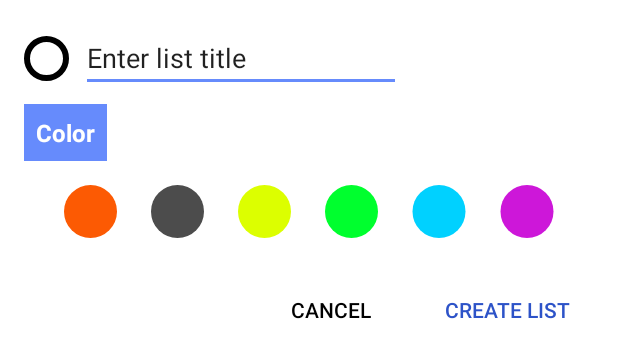
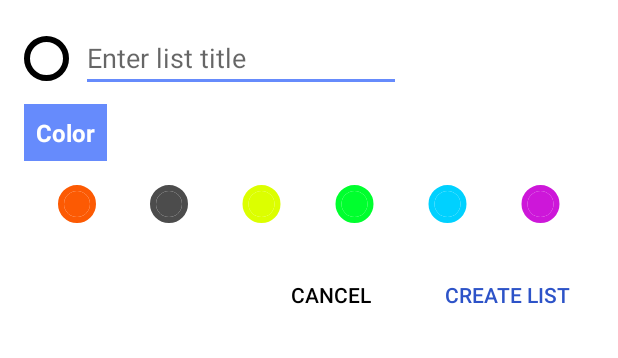
Before and after one commit to mennasaber/Keep_to_do_list, an Android app: the layout add_list_item.xml on its own in the app's theme, with its tools: preview values and no code run, on a phone screen of 412 x 824 dp. Shown: the top 358 px of the screen. Run offline under Robolectric (Android 15) with nearby library versions, the phone set to English and light mode, and no system bars.

Commit message:
implement Add list feature

```diff
--- a/app/src/main/java/com/example/keeptodolist/adapters/ListsAdapter.kt
+++ b/app/src/main/java/com/example/keeptodolist/adapters/ListsAdapter.kt
@@ -27,7 +27,7 @@ class ListsAdapter(private val lists: List<TasksList>,private val handleList: Ha
 
     override fun onBindViewHolder(holder: ViewHolder, position: Int) {
         holder.listTitleTextView.text = lists[position].name
-        holder.listIconImage.borderColor = ContextCompat.getColor(holder.itemView.context,lists[position].color)
+        holder.listIconImage.borderColor = lists[position].color
         holder.tasksCount.text = lists[position].count.toString()
         holder.itemView.setOnClickListener {
             handleList.onClickItemListener(lists[position])
--- a/app/src/main/java/com/example/keeptodolist/views/TasksActivity.kt
+++ b/app/src/main/java/com/example/keeptodolist/views/TasksActivity.kt
@@ -1,7 +1,9 @@
 package com.example.keeptodolist.views
 
+import android.app.Dialog
 import android.os.Bundle
 import android.view.View
+import android.view.Window
 import android.widget.Button
 import android.widget.EditText
 import android.widget.ImageView
@@ -28,7 +30,6 @@ class TasksActivity : AppCompatActivity(), View.OnClickListener {
 
         listId = intent.getIntExtra("listId", 0)
         val listName = intent.getStringExtra("listName")
-        val listColor = intent.getIntExtra("listColor", 0)
         val listTextView = findViewById<TextView>(R.id.listTitle_textView)
         val listColorIcon = findViewById<CircleImageView>(R.id.listIcon_imageView)
         val recyclerView = findViewById<RecyclerView>(R.id.tasks_recyclerView)
@@ -44,7 +45,6 @@ class TasksActivity : AppCompatActivity(), View.OnClickListener {
         addButton.setOnClickListener(this)
 
         listTextView.text = listName
-        listColorIcon.borderColor = ContextCompat.getColor(this, listColor)
 
         keepViewModel = ViewModelProvider(this)[KeepViewModel::class.java]
 
@@ -91,4 +91,6 @@ class TasksActivity : AppCompatActivity(), View.OnClickListener {
             }
         }
     }
+
+
 }
--- a/app/src/main/res/layout/activity_main.xml
+++ b/app/src/main/res/layout/activity_main.xml
@@ -20,7 +20,7 @@
         app:layout_constraintVertical_bias="0.0" />
 
     <com.google.android.material.floatingactionbutton.FloatingActionButton
-        android:id="@+id/fab"
+        android:id="@+id/addListButton"
         android:layout_width="wrap_content"
         android:layout_height="wrap_content"
         android:layout_gravity="end|bottom"
--- a/app/src/main/res/layout/add_list_item.xml
+++ b/app/src/main/res/layout/add_list_item.xml
@@ -24,8 +24,9 @@
         android:layout_marginTop="16dp"
         android:layout_marginEnd="16dp"
         android:ems="10"
+        android:hint="Enter list title"
         android:inputType="textPersonName"
-        android:text="Enter list title"
+        android:textColor="@color/light_black"
         app:layout_constraintEnd_toEndOf="parent"
         app:layout_constraintHorizontal_bias="0.0"
         app:layout_constraintStart_toEndOf="@+id/listIcon_imageView"
@@ -50,7 +51,7 @@
         app:layout_constraintTop_toBottomOf="@+id/listTitle_editText" />
 
     <Button
-        android:id="@+id/button"
+        android:id="@+id/cancel_button"
         style="@style/Widget.AppCompat.Button.Borderless.Colored"
         android:layout_width="wrap_content"
         android:layout_height="wrap_content"
@@ -59,14 +60,14 @@
         android:text="@string/cancel"
         android:textColor="@color/black"
         app:layout_constraintBottom_toBottomOf="parent"
-        app:layout_constraintEnd_toStartOf="@+id/button2"
+        app:layout_constraintEnd_toStartOf="@+id/createListButton"
         app:layout_constraintHorizontal_bias="1.0"
         app:layout_constraintStart_toStartOf="parent"
         app:layout_constraintTop_toBottomOf="@+id/linearLayout"
         app:layout_constraintVertical_bias="0.0" />
 
     <Button
-        android:id="@+id/button2"
+        android:id="@+id/createListButton"
         style="@style/Widget.AppCompat.Button.Borderless.Colored"
         android:layout_width="wrap_content"
         android:layout_height="wrap_content"
@@ -86,46 +87,69 @@
         android:layout_marginTop="8dp"
         android:gravity="center"
         android:orientation="horizontal"
-        android:padding="8dp"
         android:weightSum="8"
         app:layout_constraintEnd_toEndOf="parent"
         app:layout_constraintStart_toStartOf="parent"
         app:layout_constraintTop_toBottomOf="@+id/textView2">
 
         <de.hdodenhof.circleimageview.CircleImageView
-            android:layout_width="35dp"
-            android:layout_height="35dp"
+            android:id="@+id/c1"
+            android:layout_width="25dp"
+            android:layout_height="25dp"
+            android:layout_margin="8dp"
             android:layout_weight="1"
-            android:src="@color/orange" />
+            android:src="@color/orange"
+            app:civ_border_color="@color/orange"
+            app:civ_border_width="4dp" />
 
         <de.hdodenhof.circleimageview.CircleImageView
-            android:layout_width="35dp"
-            android:layout_height="35dp"
+            android:id="@+id/c2"
+            android:layout_width="25dp"
+            android:layout_height="25dp"
+            android:layout_margin="8dp"
             android:layout_weight="1"
-            android:src="@color/light_black" />
+            android:src="@color/light_black"
+            app:civ_border_color="@color/light_black"
+            app:civ_border_width="4dp" />
 
         <de.hdodenhof.circleimageview.CircleImageView
-            android:layout_width="35dp"
-            android:layout_height="35dp"
+            android:id="@+id/c3"
+            android:layout_width="25dp"
+            android:layout_height="25dp"
+            android:layout_margin="8dp"
             android:layout_weight="1"
-            android:src="@color/dark_yellow" />
+            android:src="@color/dark_yellow"
+            app:civ_border_color="@color/dark_yellow"
+            app:civ_border_width="4dp" />
 
         <de.hdodenhof.circleimageview.CircleImageView
-            android:layout_width="35dp"
-            android:layout_height="35dp"
+            android:id="@+id/c4"
+            android:layout_width="25dp"
+            android:layout_height="25dp"
+            android:layout_margin="8dp"
             android:layout_weight="1"
-            android:src="@color/light_green" />
+            android:src="@color/light_green"
+            app:civ_border_color="@color/light_green"
+            app:civ_border_width="4dp" />
 
         <de.hdodenhof.circleimageview.CircleImageView
-            android:layout_width="35dp"
-            android:layout_height="35dp"
+            android:id="@+id/c5"
+            android:layout_width="25dp"
+            android:layout_height="25dp"
+            android:layout_margin="8dp"
             android:layout_weight="1"
-            android:src="@color/light_blue" />
+            android:src="@color/light_blue"
+            app:civ_border_color="@color/light_blue"
+            app:civ_border_width="4dp" />
 
         <de.hdodenhof.circleimageview.CircleImageView
-            android:layout_width="35dp"
-            android:layout_height="35dp"
+            android:id="@+id/c6"
+            android:layout_width="25dp"
+            android:layout_height="25dp"
+            android:layout_margin="8dp"
             android:layout_weight="1"
-            android:src="@color/light_lavander" />
+            android:src="@color/light_lavander"
+            app:civ_border_color="@color/light_lavander"
+            app:civ_border_width="4dp" />
     </LinearLayout>
 </androidx.constraintlayout.widget.ConstraintLayout>
```
Also changed, not shown: app/src/main/java/com/example/keeptodolist/views/MainActivity.kt (+63 -3 lines), app/src/main/res/layout/activity_tasks.xml (+0 -13 lines).
